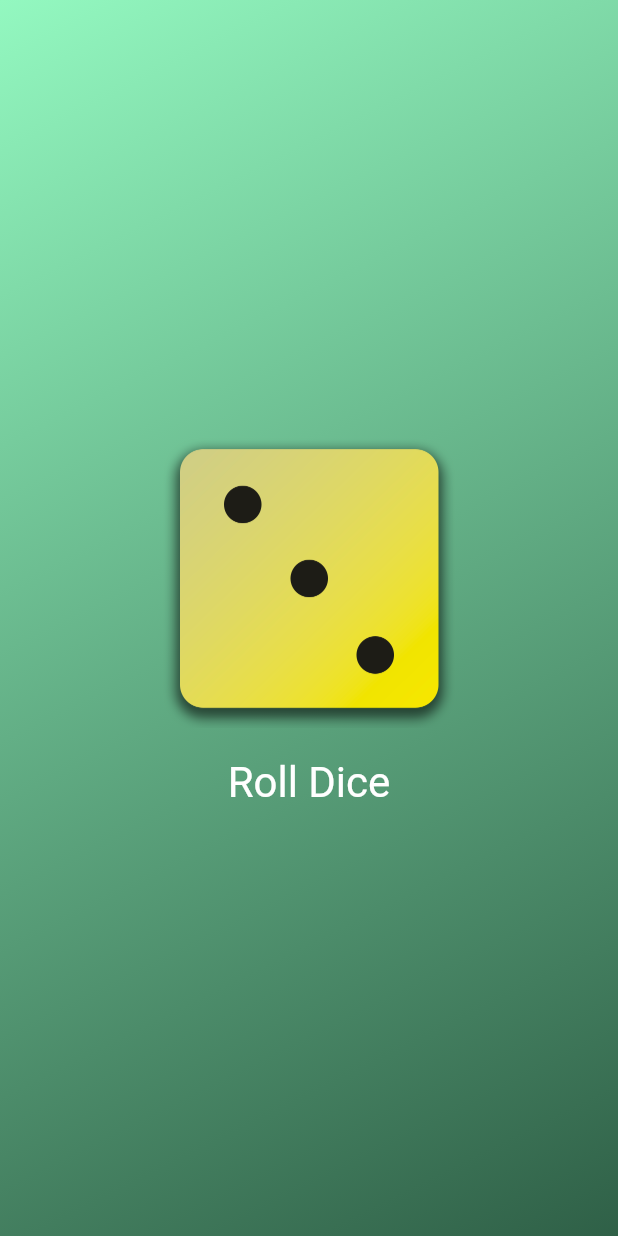
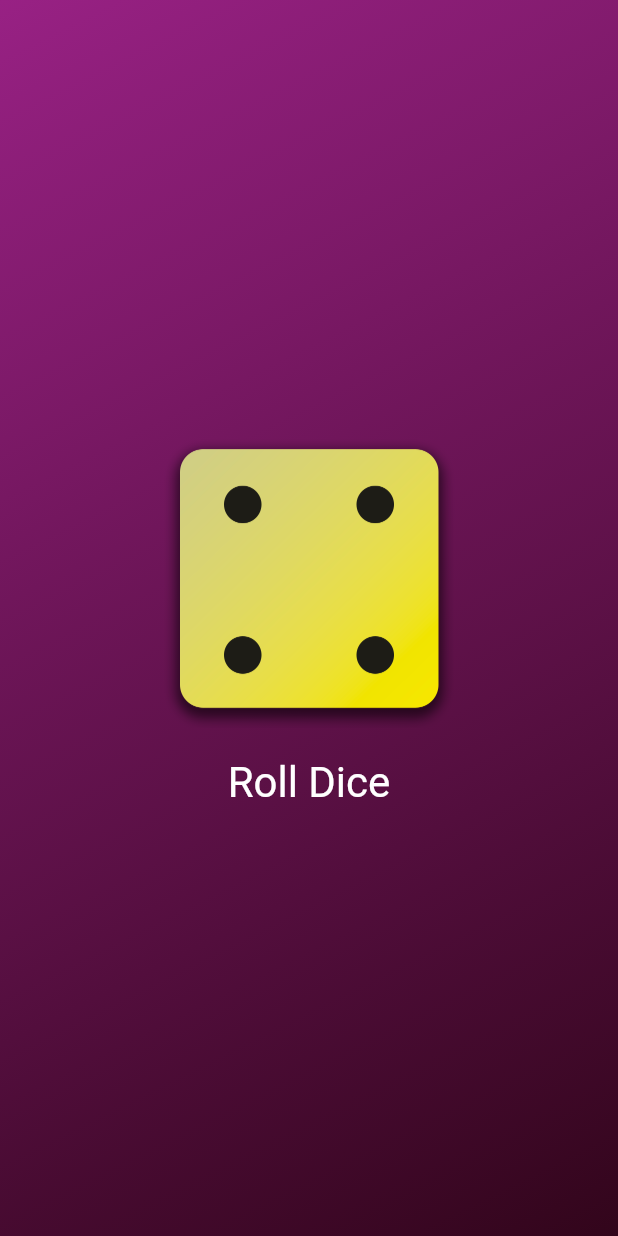
Before and after one commit to 0plek/roll-dice-app, a Flutter app: the screen it shows after launch, after a tap on "Roll Dice", on a phone screen of 412 x 824 dp. Run offline on Flutter 3.47's test engine with Material 2 defaults, Android fonts, the phone set to English and light mode, and no system bars.

Commit message:
3-commit

```diff
--- /dev/null
+++ b/lib/dice_roller.dart
@@ -0,0 +1,44 @@
+import 'package:flutter/material.dart';
+
+class DiceRoller extends StatefulWidget {
+  const DiceRoller({super.key});
+
+  @override
+  State<DiceRoller> createState() {
+    return _DiceRollerState();
+  }
+}
+
+class _DiceRollerState extends State<DiceRoller> {
+  var activeDiceImages = 'assets/images/dice-2.png';
+
+  void rollDice() {
+    setState(() {
+      activeDiceImages = 'assets/images/dice-4.png';
+    });
+  }
+
+  @override
+  Widget build(context) {
+    return Column(
+      mainAxisSize: MainAxisSize.min,
+      children: [
+        Image.asset(
+          activeDiceImages,
+          width: 200,
+        ),
+        TextButton(
+          onPressed: rollDice,
+          style: TextButton.styleFrom(
+            padding: const EdgeInsets.only(top: 20),
+            foregroundColor: Colors.white,
+            textStyle: const TextStyle(
+              fontSize: 28,
+            ),
+          ),
+          child: const Text('Roll Dice'),
+        ),
+      ],
+    );
+  }
+}
--- a/lib/gradient_container.dart
+++ b/lib/gradient_container.dart
@@ -1,10 +1,10 @@
 import 'package:flutter/material.dart';
+import 'package:cube/dice_roller.dart';
 
 class GradientContainer extends StatelessWidget {
-  const GradientContainer(this.colorFirst, this.colorSecound, {super.key});
+  const GradientContainer(this.colorsList, {super.key});
 
-  final Color colorFirst;
-  final Color colorSecound;
+  final List<Color> colorsList;
 
   void rollDice() {}
 
@@ -13,35 +13,13 @@ class GradientContainer extends StatelessWidget {
     return Container(
       decoration: BoxDecoration(
         gradient: LinearGradient(
-          colors: [
-            colorFirst,
-            colorSecound,
-          ],
+          colors: colorsList,
           begin: Alignment.topLeft,
           end: Alignment.bottomRight,
         ),
       ),
-      child: Center(
-        child: Column(
-          mainAxisSize: MainAxisSize.min,
-          children: [
-            Image.asset(
-              'assets/images/dice-3.png',
-              width: 200,
-            ),
-            TextButton(
-              onPressed: () {},
-              style: TextButton.styleFrom(
-                padding: const EdgeInsets.only(top: 20),
-                foregroundColor: Colors.white,
-                textStyle: const TextStyle(
-                  fontSize: 28,
-                ),
-              ),
-              child: const Text('Roll Dice'),
-            ),
-          ],
-        ),
+      child: const Center(
+        child: DiceRoller(),
       ),
     );
   }
--- a/lib/main.dart
+++ b/lib/main.dart
@@ -5,10 +5,10 @@ void main() {
   runApp(
     const MaterialApp(
       home: Scaffold(
-        body: GradientContainer(
-          Color.fromARGB(255, 147, 248, 192),
-          Color.fromARGB(255, 47, 96, 71),
-        ),
+        body: GradientContainer([
+          Color.fromARGB(255, 152, 33, 132),
+          Color.fromARGB(255, 50, 5, 27),
+        ]),
       ),
     ),
   );
```
